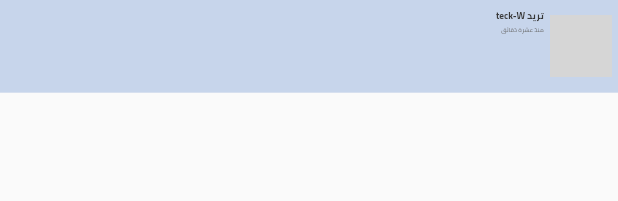
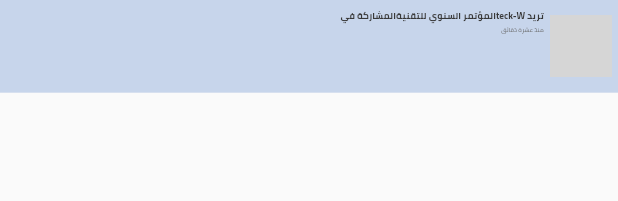
Before and after one commit to it-sCats/Fluke, a Flutter app: the OrganizerNotifi widget shown alone on an empty page, opened directly, on a phone screen of 412 x 824 dp. Shown: the top 201 px of the screen. Run offline on Flutter 3.47's test engine with Material 2 defaults, Android fonts, the phone set to English and light mode, and no system bars; our stand-ins replace cloud_firestore, concentric_transition, firebase_auth, firebase_core, firebase_messaging, google_sign_in and 6 more; missing offline and left inert: email_auth, flutter_facebook_auth, flutter_overlay_loader; accounts and stored records are empty; network calls fail; grey boxes are pictures that could not be loaded.

Commit message:
Update Notifications.dart

```diff
--- a/flukepro/lib/screens/OrganizersScreens/Notifications.dart
+++ b/flukepro/lib/screens/OrganizersScreens/Notifications.dart
@@ -68,7 +68,10 @@
               crossAxisAlignment: CrossAxisAlignment.end,
               children: [
                 Text(
-                  "  " + "teck-W " + "تريد  ",
+                  "المؤتمر السنوي للتقنية" +
+                      "المشاركة في" +
+                      "teck-W " +
+                      "تريد  ",
                   style: conHeadingsStyle.copyWith(fontSize: 15),
                   textAlign: TextAlign.right,
                 ),
```
